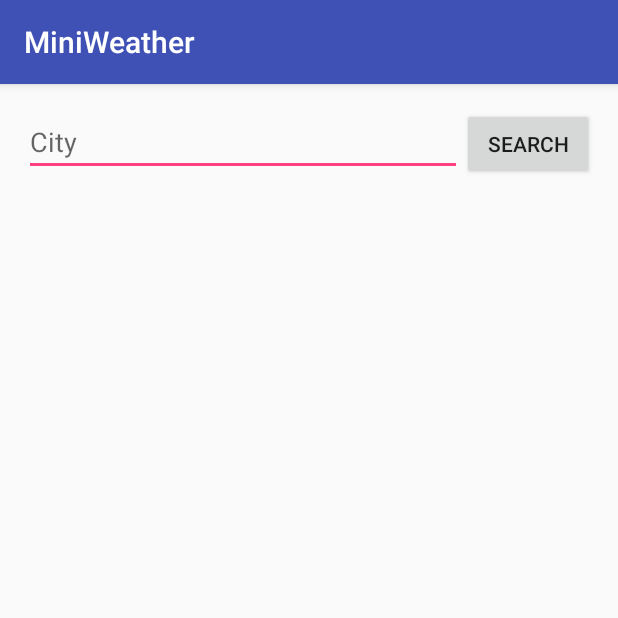
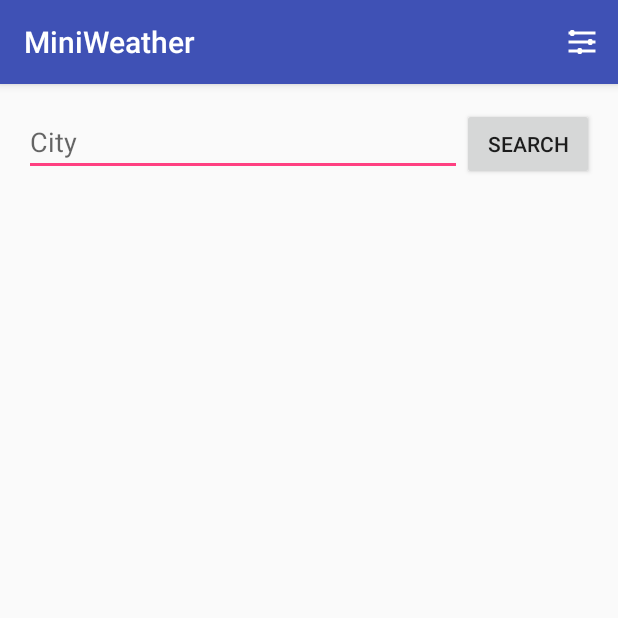
Before and after one commit to matevojts/MiniWeather, an Android app: the screen it shows after launch (MainActivity), on a phone screen of 412 x 824 dp, the top half of it. Run offline under Robolectric (Android 15) with nearby library versions, the phone set to English and light mode, and no system bars.

```diff
--- a/app/src/main/java/com/example/android/miniweather/View/WeatherViewFragment.java
+++ b/app/src/main/java/com/example/android/miniweather/View/WeatherViewFragment.java
@@ -1,12 +1,16 @@
 package com.example.android.miniweather.View;
 
 import android.app.Fragment;
+import android.content.Intent;
 import android.os.Bundle;
 import android.support.annotation.Nullable;
 
 import android.support.v7.widget.LinearLayoutManager;
 import android.support.v7.widget.RecyclerView;
 import android.view.LayoutInflater;
+import android.view.Menu;
+import android.view.MenuInflater;
+import android.view.MenuItem;
 import android.view.View;
 import android.view.ViewGroup;
 import android.widget.Button;
@@ -54,6 +58,8 @@ public class WeatherViewFragment extends Fragment implements WeatherViewContract
         cityEditText = view.findViewById(R.id.city_edit_text);
         citySearchButton = view.findViewById(R.id.city_search_button);
 
+        setHasOptionsMenu(true);
+
         final WeatherPresenter presenter = new WeatherPresenter(this);
 
         forecast = new Forecast();
@@ -89,5 +95,21 @@ public class WeatherViewFragment extends Fragment implements WeatherViewContract
         Toast.makeText(getActivity().getApplicationContext(), getResources().getString(R.string.api_call_failure_message), Toast.LENGTH_LONG).show();
     }
 
+    @Override
+    public void onCreateOptionsMenu(Menu menu, MenuInflater inflater) {
+        menu.clear();
+        inflater.inflate(R.menu.main, menu);
+    }
+
+    @Override
+    public boolean onOptionsItemSelected(MenuItem item) {
+        if (item.getItemId() == R.id.action_settings) {
+            //TODO: exchange toast with logic
+            Toast.makeText(getActivity().getApplicationContext(), "Settings clicked", Toast.LENGTH_SHORT).show();
+            return true;
+        } else {
+            return false;
+        }
+    }
 
 }
--- /dev/null
+++ b/app/src/main/res/menu/main.xml
@@ -0,0 +1,10 @@
+<menu xmlns:android="http://schemas.android.com/apk/res/android"
+    xmlns:app="http://schemas.android.com/apk/res-auto"
+    xmlns:tools="http://schemas.android.com/tools">
+
+    <item
+        android:id="@+id/action_settings"
+        android:title="@string/settings_menu_title"
+        android:icon="@drawable/ic_filter"
+        app:showAsAction="ifRoom" />
+</menu>
```
Also changed, not shown: app/src/main/java/com/example/android/miniweather/View/SettingsFragment.java (added, +22 -0 lines), app/src/main/res/values/arrays.xml (added, +12 -0 lines), app/src/main/res/values/strings.xml (+9 -0 lines), app/src/main/res/xml/settings_main.xml (added, +13 -0 lines), app/src/main/res/drawable-hdpi/ic_filter.png (added), app/src/main/res/drawable-mdpi/ic_filter.png (added), app/src/main/res/drawable-xhdpi/ic_filter.png (added), app/src/main/res/drawable-xxhdpi/ic_filter.png (added), app/src/main/res/drawable-xxxhdpi/ic_filter.png (added).
